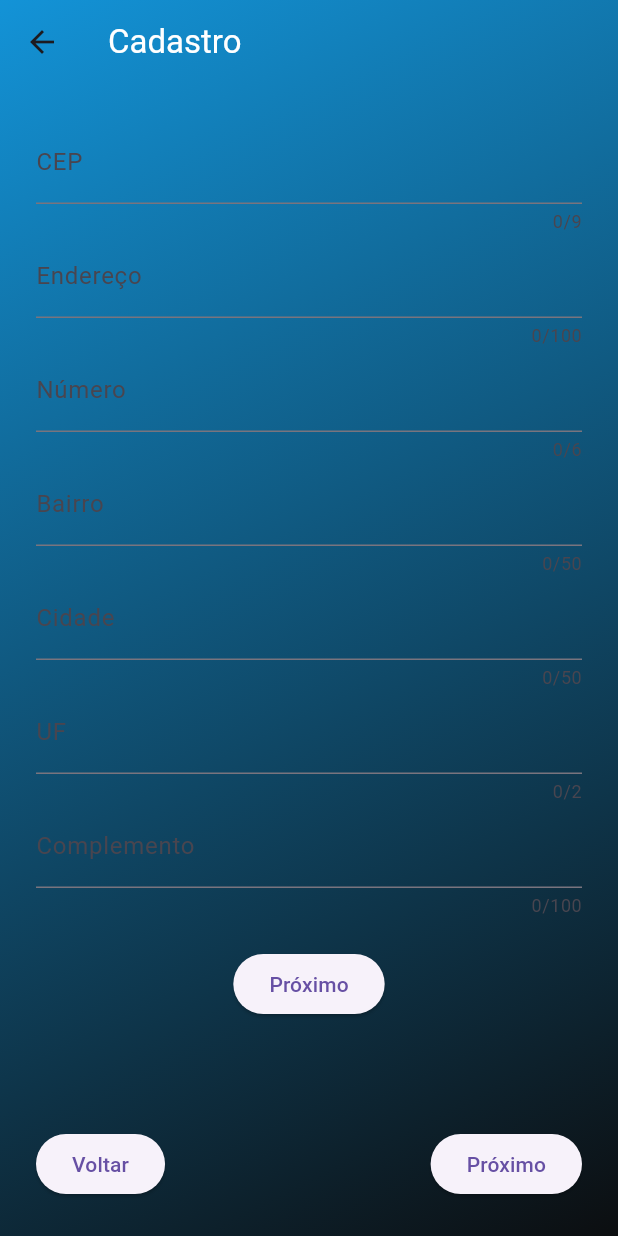
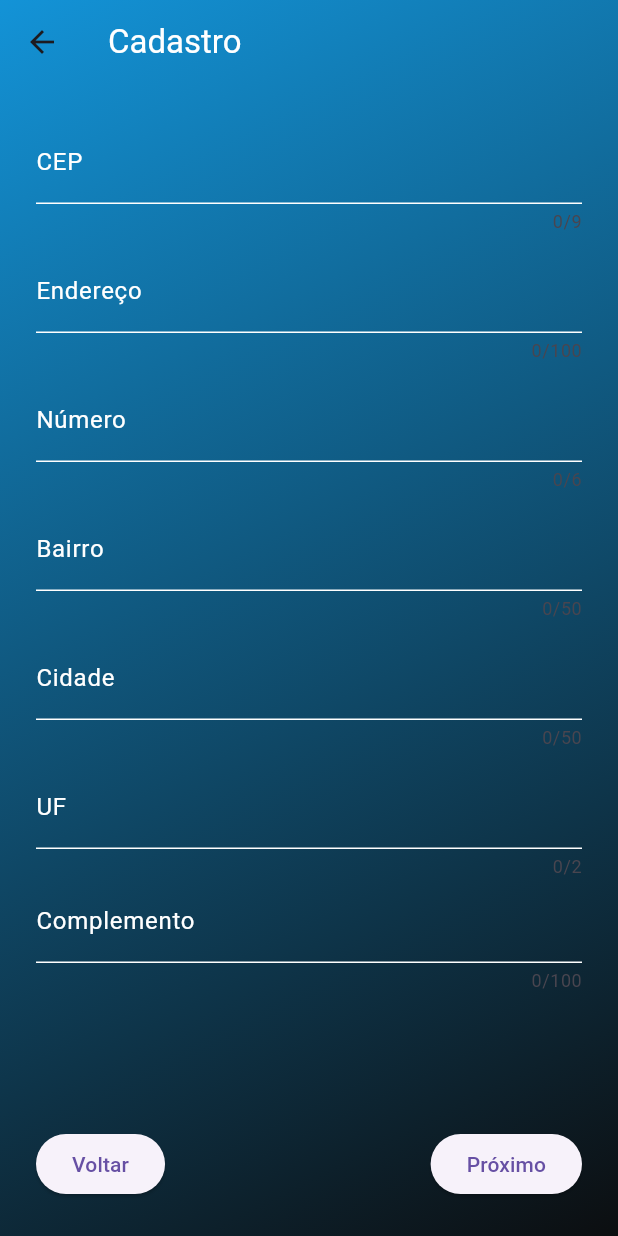
Before and after one commit to Mathprimus/app_monster, a Flutter app: the RegisterScreen screen opened by its route, swiped to page 2, on a phone screen of 412 x 824 dp. Run offline on Flutter 3.47's test engine with Material 3 defaults, Android fonts, the phone set to English and light mode, and no system bars; our stand-ins replace brasil_fields, cloud_firestore, connectivity_plus, email_validator, firebase_auth, firebase_core and 1 more; missing offline and left inert: firebase_app_check; accounts and stored records are empty; network calls fail.

Commit message:
tela de endereco customizada

```diff
--- a/lib/screens/register_screen.dart
+++ b/lib/screens/register_screen.dart
@@ -414,7 +414,21 @@ class _RegisterScreenState extends State<RegisterScreen> {
             children: [
               TextFormField(
                 controller: cepController,
-                decoration: InputDecoration(labelText: "CEP"),
+                style: TextStyle(color: Colors.white),
+                decoration: InputDecoration(
+                  labelText: "CEP",
+                  labelStyle: TextStyle(color: Colors.white),
+                  floatingLabelStyle: TextStyle(color: Colors.white),
+                  enabledBorder: UnderlineInputBorder(
+                    borderSide: BorderSide(
+                        color: Colors
+                            .white), // Cor da borda quando não está focado
+                  ),
+                  focusedBorder: OutlineInputBorder(
+                    borderSide: BorderSide(
+                        color: Colors.white), // Cor da borda quando está focado
+                  ),
+                ),
                 keyboardType: TextInputType.number,
                 inputFormatters: [cepFormatter],
                 maxLength: 9,
@@ -427,38 +441,113 @@ class _RegisterScreenState extends State<RegisterScreen> {
                   if (value.length == 9) _buscarCEP();
                 },
               ),
+              SizedBox(height: 10),
               TextFormField(
                 controller: enderecoController,
-                decoration: InputDecoration(labelText: "Endereço"),
+                style: TextStyle(color: Colors.white),
+                decoration: InputDecoration(
+                  labelText: "Endereço",
+                  labelStyle: TextStyle(color: Colors.white),
+                  floatingLabelStyle: TextStyle(color: Colors.white),
+                  enabledBorder: UnderlineInputBorder(
+                    borderSide: BorderSide(
+                        color: Colors
+                            .white), // Cor da borda quando não está focado
+                  ),
+                  focusedBorder: OutlineInputBorder(
+                    borderSide: BorderSide(
+                        color: Colors.white), // Cor da borda quando está focado
+                  ),
+                ),
                 maxLength: 100,
                 validator: (value) =>
                     value!.isEmpty ? "Endereço obrigatório" : null,
               ),
+              SizedBox(height: 10),
               TextFormField(
                 controller: numeroController,
-                decoration: InputDecoration(labelText: "Número"),
+                style: TextStyle(color: Colors.white),
+                decoration: InputDecoration(
+                  labelText: "Número",
+                  labelStyle: TextStyle(color: Colors.white),
+                  floatingLabelStyle: TextStyle(color: Colors.white),
+                  enabledBorder: UnderlineInputBorder(
+                    borderSide: BorderSide(
+                        color: Colors
+                            .white), // Cor da borda quando não está focado
+                  ),
+                  focusedBorder: OutlineInputBorder(
+                    borderSide: BorderSide(
+                        color: Colors.white), // Cor da borda quando está focado
+                  ),
+                ),
                 keyboardType: TextInputType.number,
                 maxLength: 6,
                 validator: (value) =>
                     value!.isEmpty ? "Número obrigatório" : null,
               ),
+              SizedBox(height: 10),
               TextFormField(
                 controller: bairroController,
-                decoration: InputDecoration(labelText: "Bairro"),
+                style: TextStyle(color: Colors.white),
+                decoration: InputDecoration(
+                  labelText: "Bairro",
+                  labelStyle: TextStyle(color: Colors.white),
+                  floatingLabelStyle: TextStyle(color: Colors.white),
+                  enabledBorder: UnderlineInputBorder(
+                    borderSide: BorderSide(
+                        color: Colors
+                            .white), // Cor da borda quando não está focado
+                  ),
+                  focusedBorder: OutlineInputBorder(
+                    borderSide: BorderSide(
+                        color: Colors.white), // Cor da borda quando está focado
+                  ),
+                ),
                 maxLength: 50,
                 validator: (value) =>
                     value!.isEmpty ? "Bairro obrigatório" : null,
               ),
+              SizedBox(height: 10),
               TextFormField(
                 controller: cidadeController,
-                decoration: InputDecoration(labelText: "Cidade"),
+                style: TextStyle(color: Colors.white),
+                decoration: InputDecoration(
+                  labelText: "Cidade",
+                  labelStyle: TextStyle(color: Colors.white),
+                  floatingLabelStyle: TextStyle(color: Colors.white),
+                  enabledBorder: UnderlineInputBorder(
+                    borderSide: BorderSide(
+                        color: Colors
+                            .white), // Cor da borda quando não está focado
+                  ),
+                  focusedBorder: OutlineInputBorder(
+                    borderSide: BorderSide(
+                        color: Colors.white), // Cor da borda quando está focado
+                  ),
+                ),
                 maxLength: 50,
                 validator: (value) =>
                     value!.isEmpty ? "Cidade obrigatória" : null,
               ),
+              SizedBox(height: 10),
               TextFormField(
                 controller: ufController,
-                decoration: InputDecoration(labelText: "UF"),
+                style: TextStyle(color: Colors.white),
+                decoration: InputDecoration(
+                  labelText: "UF",
+                  labelStyle: TextStyle(color: Colors.white),
+                  floatingLabelStyle: TextStyle(color: Colors.white),
+                  enabledBorder: UnderlineInputBorder(
+                    borderSide: BorderSide(
+                        color: Colors
+                            .white), // Cor da borda quando não está focado
+                  ),
+                  focusedBorder: OutlineInputBorder(
+                    borderSide: BorderSide(
+                        color: Colors.white), // Cor da borda quando está focado
+                  ),
+                ),
                 maxLength: 2,
                 validator: (value) {
                   if (value == null || value.isEmpty) return "UF obrigatória";
@@ -469,17 +558,22 @@ class _RegisterScreenState extends State<RegisterScreen> {
               ),
               TextFormField(
                 controller: complementoController,
-                decoration: InputDecoration(labelText: "Complemento"),
+                style: TextStyle(color: Colors.white),
+                decoration: InputDecoration(
+                  labelText: "Complemento",
+                  labelStyle: TextStyle(color: Colors.white),
+                  floatingLabelStyle: TextStyle(color: Colors.white),
+                  enabledBorder: UnderlineInputBorder(
+                    borderSide: BorderSide(
+                        color: Colors
+                            .white), // Cor da borda quando não está focado
+                  ),
+                  focusedBorder: OutlineInputBorder(
+                    borderSide: BorderSide(
+                        color: Colors.white), // Cor da borda quando está focado
+                  ),
+                ),
                 maxLength: 100,
-              ),
-              SizedBox(height: 20),
-              ElevatedButton(
-                onPressed: () {
-                  if (_formKey.currentState!.validate()) {
-                    print("Endereço validado!");
-                  }
-                },
-                child: Text("Próximo"),
               ),
             ],
           ),
```
